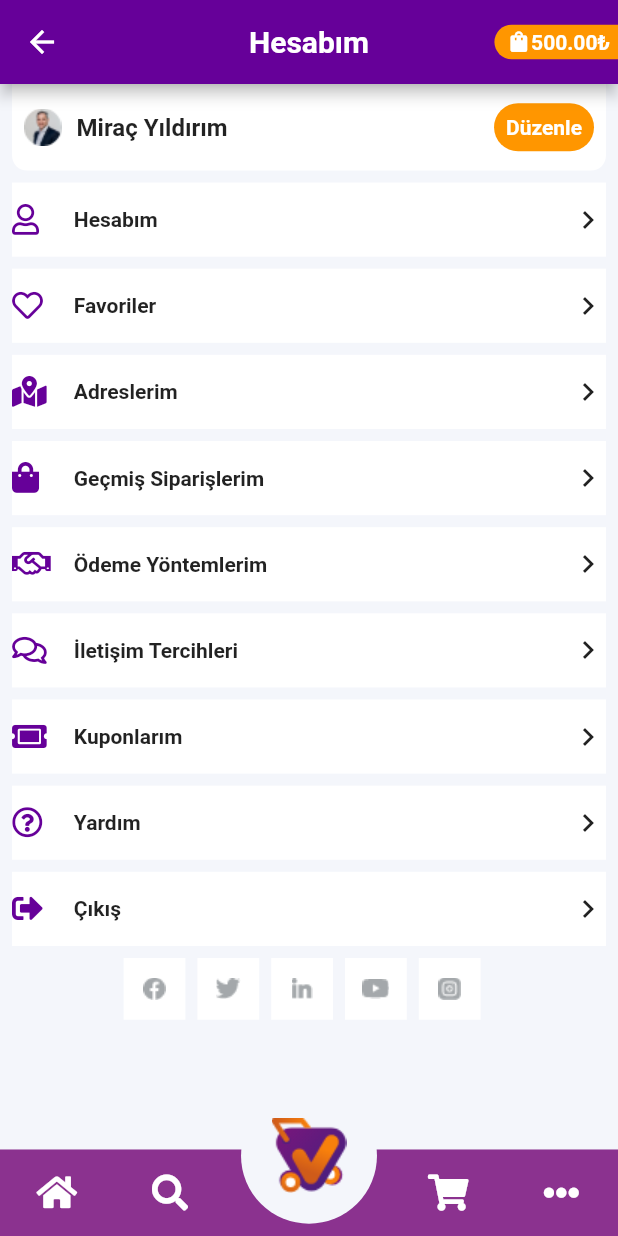
After one commit to tolgabaskesen/vergelsin, a Flutter app: the ProfileScreen screen opened by its route, on a phone screen of 412 x 824 dp. The commit adds this screen. Run offline on Flutter 3.47's test engine with Material 2 defaults, Android fonts, the phone set to English and light mode, and no system bars; drawn by our look-alikes of auto_size_text; our stand-ins replace font_awesome_flutter, pinput.

Commit message:
hesabim ekranı tamamlandı

```diff
--- a/lib/main.dart
+++ b/lib/main.dart
@@ -2,6 +2,7 @@ import 'package:flutter/material.dart';
 import 'package:vergelsin/screens/arama.dart';
 import 'package:vergelsin/screens/deneme_screen.dart';
 import 'package:vergelsin/screens/first_screen.dart';
+import 'package:vergelsin/screens/hesabim.dart';
 import 'package:vergelsin/screens/kampanya_detay.dart';
 import 'package:vergelsin/screens/sikca_sorulan_sorular.dart';
 import 'package:vergelsin/screens/urun.dart';
@@ -34,6 +35,7 @@ class MyApp extends StatelessWidget {
         "/first_screen": (context) => FirstScreen(),
         "/sikca_sorulan_sorular": (context) => SikcaSorulanSorular(),
         "/arama": (context) => Arama(),
+        "/profile_screen": (context) => ProfileScreen(),
       },
     );
   }
@@ -103,6 +105,12 @@ class _MyHomePageState extends State<MyHomePage> {
                 "Arama Ekranı",
                 () => Navigator.pushNamed(context, "/arama"),
               ),
+              sayfaGecis(
+                //Oluşturulan her sayfa için geçişler buraya button olarak aynı şekilde tanımlanacak.
+                context,
+                "Hesabım",
+                () => Navigator.pushNamed(context, "/profile_screen"),
+              ),
             ],
           ),
         ),
--- a/lib/screens/arama.dart
+++ b/lib/screens/arama.dart
@@ -1,6 +1,7 @@
 import 'package:flutter/material.dart';
 import 'package:vergelsin/screens/deneme_screen.dart';
 import 'package:vergelsin/screens/uyelik_bilgilerim.dart';
+import 'package:vergelsin/utils/color.dart';
 
 import 'package:vergelsin/widgets/kategori.dart';
 
@@ -57,7 +58,7 @@ class _AramaState extends State<Arama> {
             ],
           ),
         ),
-        bottomNavigationBar: navBar(context),
+        bottomSheet: navBar(context),
       ),
     );
   }
@@ -66,7 +67,7 @@ class _AramaState extends State<Arama> {
     Size size = MediaQuery.of(context).size;
 
     return Container(
-      color: Colors.blue[50],
+      color: arkaplanRenk,
       child: SingleChildScrollView(
         // physics: NeverScrollableScrollPhysics(),
         child: Padding(
--- a/lib/screens/deneme_screen.dart
+++ b/lib/screens/deneme_screen.dart
@@ -50,7 +50,7 @@ Widget navBar(BuildContext context) {
               IconButton(
                   onPressed: () {},
                   icon: FaIcon(
-                    FontAwesomeIcons.home,
+                    FontAwesomeIcons.search,
                     color: bottomIconColor,
                   )),
               Container(
@@ -60,14 +60,14 @@ Widget navBar(BuildContext context) {
               IconButton(
                   onPressed: () {},
                   icon: FaIcon(
-                    FontAwesomeIcons.home,
+                    FontAwesomeIcons.shoppingCart,
                     color: bottomIconColor,
                   )),
               IconButton(
                   splashColor: bottomIconColor,
                   onPressed: () {},
                   icon: FaIcon(
-                    FontAwesomeIcons.home,
+                    FontAwesomeIcons.ellipsisH,
                     color: bottomIconColor,
                   )),
             ],
--- a/lib/screens/first_screen.dart
+++ b/lib/screens/first_screen.dart
@@ -419,6 +419,7 @@ class _FirstScreenState extends State<FirstScreen> {
     );
   }
 
+  // ignore: unused_field
   late Timer _timer;
   int _start = 120;
 
--- /dev/null
+++ b/lib/screens/hesabim.dart
@@ -0,0 +1,185 @@
+import 'package:auto_size_text/auto_size_text.dart';
+import 'package:flutter/material.dart';
+import 'package:font_awesome_flutter/font_awesome_flutter.dart';
+import 'package:vergelsin/screens/deneme_screen.dart';
+import 'package:vergelsin/screens/uyelik_bilgilerim.dart';
+import 'package:vergelsin/utils/color.dart';
+
+class ProfileScreen extends StatefulWidget {
+  ProfileScreen({Key? key}) : super(key: key);
+
+  @override
+  _ProfileScreenState createState() => _ProfileScreenState();
+}
+
+class _ProfileScreenState extends State<ProfileScreen> {
+  @override
+  Widget build(BuildContext context) {
+    Size size = MediaQuery.of(context).size;
+
+    return Scaffold(
+      appBar: genelAppBar(context, "Hesabım"),
+      bottomSheet: navBar(context),
+      body: SingleChildScrollView(
+        child: Container(
+          width: size.width,
+          height: size.height * 0.9,
+          color: arkaplanRenk,
+          alignment: Alignment.center,
+          child: Column(
+            children: [
+              Container(
+                margin: EdgeInsets.only(left: 8, right: 8),
+                height: size.height * 0.07,
+                decoration: BoxDecoration(
+                    borderRadius: BorderRadius.only(
+                      bottomLeft: Radius.circular(10),
+                      bottomRight: Radius.circular(10),
+                    ),
+                    color: Colors.white),
+                child: Padding(
+                  padding: const EdgeInsets.only(left: 8.0, right: 8.0),
+                  child: Row(
+                    mainAxisAlignment: MainAxisAlignment.spaceBetween,
+                    children: [
+                      Row(
+                        children: [
+                          Image.asset("assets/icons/profilephoto.png"),
+                          Padding(
+                            padding: const EdgeInsets.only(left: 10.0),
+                            child: AutoSizeText("Miraç Yıldırım",
+                                style: TextStyle(
+                                    fontWeight: FontWeight.bold, fontSize: 16)),
+                          ),
+                        ],
+                      ),
+                      GestureDetector(
+                        child: Container(
+                          margin: EdgeInsets.only(
+                              top: size.height * 0.015,
+                              bottom: size.height * 0.015),
+                          decoration: BoxDecoration(
+                              color: ikincilRenk,
+                              borderRadius:
+                                  BorderRadius.all(Radius.circular(100))),
+                          child: Padding(
+                            padding: const EdgeInsets.all(8),
+                            child: AutoSizeText(
+                              "Düzenle",
+                              style: TextStyle(
+                                  fontWeight: FontWeight.bold,
+                                  color: Colors.white),
+                            ),
+                          ),
+                        ),
+                      ),
+                    ],
+                  ),
+                ),
+              ),
+              profileButtons("Hesabım", FontAwesomeIcons.user, () {
+                print("1");
+              }),
+              profileButtons("Favoriler", FontAwesomeIcons.heart, () {
+                print("2");
+              }),
+              profileButtons("Adreslerim", FontAwesomeIcons.mapMarkedAlt, () {
+                print("3");
+              }),
+              profileButtons(
+                  "Geçmiş Siparişlerim", FontAwesomeIcons.shoppingBag, () {
+                print("4");
+              }),
+              profileButtons("Ödeme Yöntemlerim", FontAwesomeIcons.handshake,
+                  () {
+                print("5");
+              }),
+              profileButtons("İletişim Tercihleri", FontAwesomeIcons.comments,
+                  () {
+                print("6");
+              }),
+              profileButtons("Kuponlarım", FontAwesomeIcons.ticketAlt, () {
+                print("7");
+              }),
+              profileButtons("Yardım", FontAwesomeIcons.questionCircle, () {
+                print("8");
+              }),
+              profileButtons("Çıkış", FontAwesomeIcons.signOutAlt, () {
+                print("9");
+              }),
+              Container(
+                alignment: Alignment.center,
+                width: size.width,
+                child: Row(
+                  // crossAxisAlignment: CrossAxisAlignment.center,
+                  children: [
+                    SizedBox(width: size.width * 0.2),
+                    socialIcons("assets/social/faceSiyah.png", () {}),
+                    socialIcons("assets/social/twitSiyah.png", () {}),
+                    socialIcons("assets/social/linkedSiyah.png", () {}),
+                    socialIcons("assets/social/youtubeSiyah.png", () {}),
+                    socialIcons("assets/social/instaSiyah.png", () {}),
+                  ],
+                ),
+              ),
+              SizedBox(height: size.height * 0.1)
+            ],
+          ),
+        ),
+      ),
+    );
+  }
+
+  Widget socialIcons(String resim, void Function()? func) {
+    Size size = MediaQuery.of(context).size;
+    return Padding(
+      padding: const EdgeInsets.only(bottom: 8.0, right: 8.0, top: 8.0),
+      child: GestureDetector(
+        child: Container(
+          color: Colors.white,
+          width: size.width * 0.1,
+          height: size.width * 0.1,
+          child: Image.asset(resim),
+        ),
+      ),
+    );
+  }
+
+  Widget profileButtons(String text, IconData icon, void Function()? func) {
+    Size size = MediaQuery.of(context).size;
+
+    return Padding(
+      padding: const EdgeInsets.only(left: 8.0, right: 8.0, top: 8.0),
+      child: GestureDetector(
+        child: Container(
+          color: Colors.white,
+          width: size.width,
+          height: size.height * 0.06,
+          child: Row(
+            mainAxisAlignment: MainAxisAlignment.spaceBetween,
+            children: [
+              Row(
+                children: [
+                  Container(
+                    width: size.width * 0.1,
+                    child: FaIcon(
+                      icon,
+                      color: anaRenkKoyu,
+                      size: size.width * 0.05,
+                    ),
+                  ),
+                  AutoSizeText(
+                    text,
+                    style: TextStyle(fontWeight: FontWeight.bold),
+                  ),
+                ],
+              ),
+              Icon(Icons.keyboard_arrow_right_outlined),
+            ],
+          ),
+        ),
+        onTap: func,
+      ),
+    );
+  }
+}
--- a/lib/screens/sikca_sorulan_sorular.dart
+++ b/lib/screens/sikca_sorulan_sorular.dart
@@ -66,12 +66,12 @@ class _SikcaSorulanSorularState extends State<SikcaSorulanSorular> {
                   );
                 }),
             SizedBox(
-              height: size.height * 0.05,
+              height: size.height * 0.1,
             )
           ],
         ),
       ),
-      bottomNavigationBar: navBar(context),
+      bottomSheet: navBar(context),
     );
   }
 }
```
Also changed, not shown: assets/social/faceSiyah.png (added), assets/social/instaSiyah.png (added), assets/social/linkedSiyah.png (added), assets/social/twitSiyah.png (added), assets/social/youtubeSiyah.png (added).
